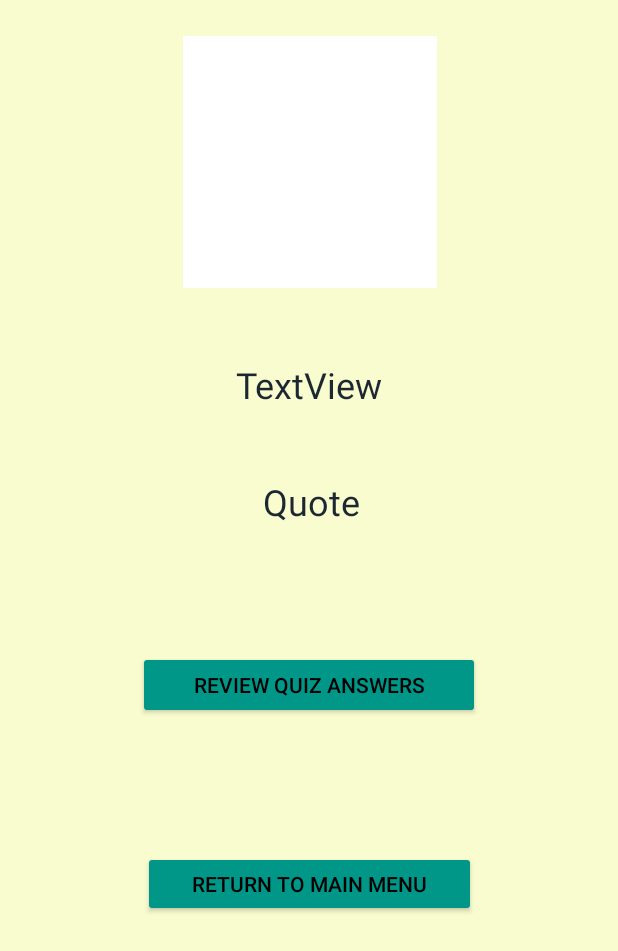
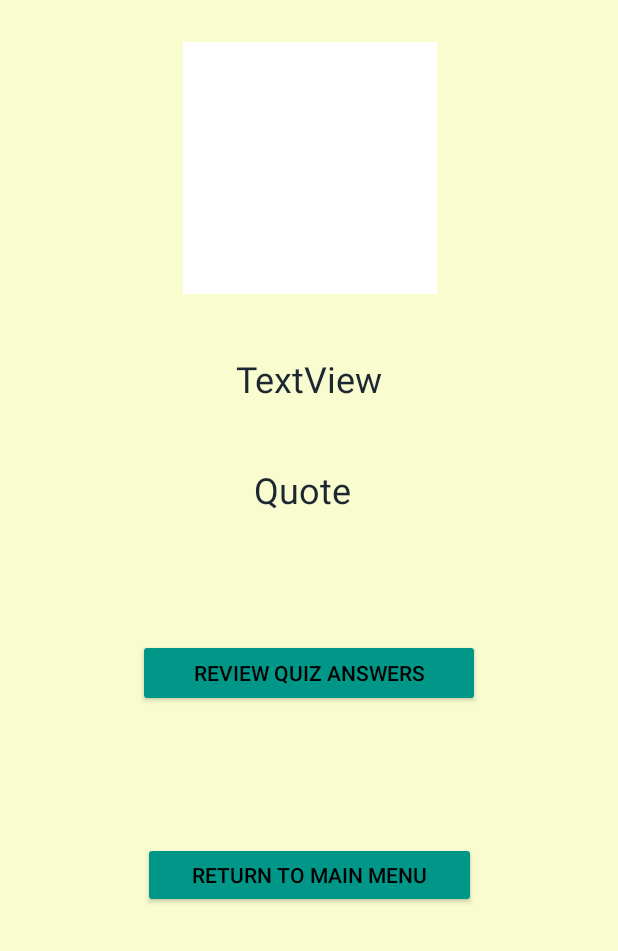
Before and after one commit to Michael-Salato-DU/FamilyTree, an Android app: the layout activity_quiz_reward.xml on its own in the app's theme, with its tools: preview values and no code run, on a phone screen of 412 x 824 dp. Shown: the top 951 px of the screen. Run offline under Robolectric (Android 15) with nearby library versions, the phone set to English and light mode, and no system bars.

Commit message:
lazy fix

```diff
--- a/app/src/main/res/layout/activity_quiz_reward.xml
+++ b/app/src/main/res/layout/activity_quiz_reward.xml
@@ -38,14 +38,14 @@
         android:layout_width="111dp"
         android:layout_height="46dp"
         android:layout_marginStart="8dp"
-        android:layout_marginTop="48dp"
+        android:layout_marginTop="40dp"
         android:layout_marginEnd="8dp"
         android:text="TextView"
         android:textAlignment="center"
         android:textColor="@color/PrimaryColor"
         android:textSize="24sp"
         app:layout_constraintEnd_toEndOf="parent"
-        app:layout_constraintHorizontal_bias="0.501"
+        app:layout_constraintHorizontal_bias="0.502"
         app:layout_constraintStart_toStartOf="parent"
         app:layout_constraintTop_toBottomOf="@+id/trophy_imageview" />
 
@@ -54,14 +54,14 @@
         android:layout_width="349dp"
         android:layout_height="68dp"
         android:layout_marginStart="8dp"
-        android:layout_marginTop="32dp"
+        android:layout_marginTop="28dp"
         android:layout_marginEnd="8dp"
         android:text="Quote"
         android:textAlignment="center"
         android:textColor="@color/PrimaryColor"
         android:textSize="24sp"
         app:layout_constraintEnd_toEndOf="parent"
-        app:layout_constraintHorizontal_bias="0.526"
+        app:layout_constraintHorizontal_bias="0.4"
         app:layout_constraintStart_toStartOf="parent"
         app:layout_constraintTop_toBottomOf="@+id/percent_score_view" />
 
@@ -70,7 +70,7 @@
         android:layout_width="169dp"
         android:layout_height="168dp"
         android:layout_marginStart="8dp"
-        android:layout_marginTop="24dp"
+        android:layout_marginTop="28dp"
         android:layout_marginEnd="8dp"
         app:layout_constraintEnd_toEndOf="parent"
         app:layout_constraintHorizontal_bias="0.502"
--- a/app/src/main/res/layout/quiz_view.xml
+++ b/app/src/main/res/layout/quiz_view.xml
@@ -8,8 +8,8 @@
 
     <TextView
         android:id="@+id/question_text"
-        android:layout_width="359dp"
-        android:layout_height="76dp"
+        android:layout_width="350dp"
+        android:layout_height="75dp"
         android:layout_marginStart="16dp"
         android:layout_marginTop="20dp"
         android:layout_marginEnd="8dp"
@@ -22,7 +22,7 @@
 
     <RadioGroup
         android:id="@+id/answers_group"
-        android:layout_width="369dp"
+        android:layout_width="350dp"
         android:layout_height="223dp"
         android:layout_marginStart="16dp"
         android:layout_marginTop="8dp"
```
